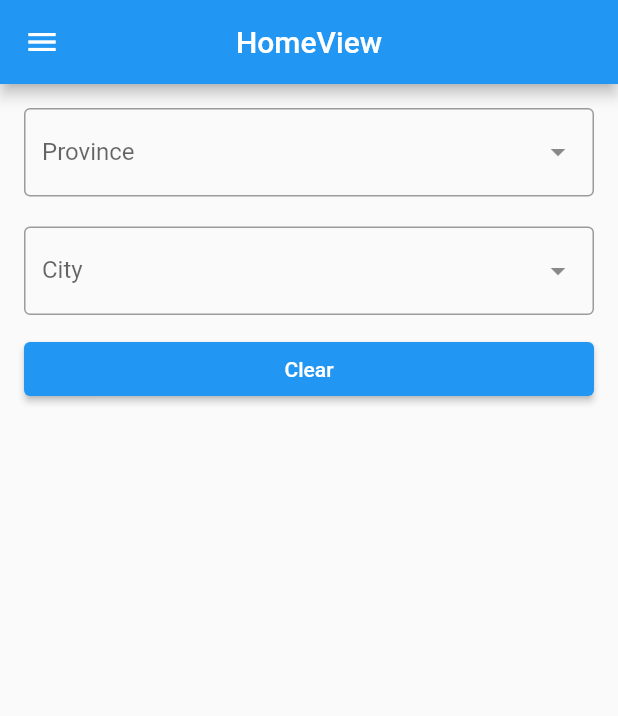
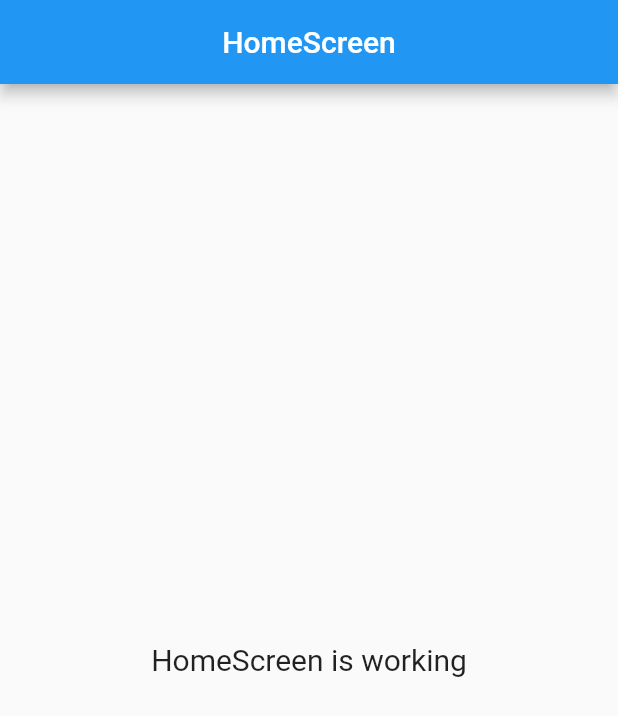
Before and after one commit to handika231/check-ongkir-app, a Flutter app: the screen it shows after launch, on a phone screen of 412 x 824 dp. Shown: the top 716 px of the screen. Run offline on Flutter 3.47's test engine with Material 2 defaults, Android fonts, the light colour scheme and no system bars; drawn by our look-alikes of dropdown_search; our stand-ins replace get.

Commit message:
change tutorial

```diff
--- a/lib/app/application.dart
+++ /dev/null
@@ -1,18 +0,0 @@
-import 'package:flutter/material.dart';
-import 'package:get/get.dart';
-
-import 'routes/app_pages.dart';
-
-class Application extends StatelessWidget {
-  const Application({Key? key}) : super(key: key);
-
-  @override
-  Widget build(BuildContext context) {
-    return GetMaterialApp(
-      debugShowCheckedModeBanner: false,
-      title: "Check Shipping App",
-      initialRoute: AppPages.INITIAL,
-      getPages: AppPages.routes,
-    );
-  }
-}
--- a/lib/app/data/model/province/province.dart
+++ /dev/null
@@ -1,16 +0,0 @@
-import 'package:freezed_annotation/freezed_annotation.dart';
-
-import 'rajaongkir.dart';
-
-part 'province.freezed.dart';
-part 'province.g.dart';
-
-@freezed
-class Province with _$Province {
-  factory Province({
-    Rajaongkir? rajaongkir,
-  }) = _Province;
-
-  factory Province.fromJson(Map<String, dynamic> json) =>
-      _$ProvinceFromJson(json);
-}
--- a/lib/app/data/model/province/rajaongkir.dart
+++ /dev/null
@@ -1,19 +0,0 @@
-import 'package:freezed_annotation/freezed_annotation.dart';
-
-import 'result.dart';
-import 'status.dart';
-
-part 'rajaongkir.freezed.dart';
-part 'rajaongkir.g.dart';
-
-@freezed
-class Rajaongkir with _$Rajaongkir {
-  factory Rajaongkir({
-    List<dynamic>? query,
-    Status? status,
-    List<Result>? results,
-  }) = _Rajaongkir;
-
-  factory Rajaongkir.fromJson(Map<String, dynamic> json) =>
-      _$RajaongkirFromJson(json);
-}
--- a/lib/app/data/model/province/result.dart
+++ /dev/null
@@ -1,14 +0,0 @@
-import 'package:freezed_annotation/freezed_annotation.dart';
-
-part 'result.freezed.dart';
-part 'result.g.dart';
-
-@freezed
-class Result with _$Result {
-  factory Result({
-    @JsonKey(name: 'province_id') String? provinceId,
-    String? province,
-  }) = _Result;
-
-  factory Result.fromJson(Map<String, dynamic> json) => _$ResultFromJson(json);
-}
--- a/lib/app/modules/home/city_model.dart
+++ /dev/null
@@ -1,40 +0,0 @@
-class City {
-  String? cityId;
-  String? provinceId;
-  String? province;
-  String? type;
-  String? cityName;
-  String? postalCode;
-
-  City(
-      {this.cityId,
-      this.provinceId,
-      this.province,
-      this.type,
-      this.cityName,
-      this.postalCode});
-
-  City.fromJson(Map<String, dynamic> json) {
-    cityId = json['city_id'];
-    provinceId = json['province_id'];
-    province = json['province'];
-    type = json['type'];
-    cityName = json['city_name'];
-    postalCode = json['postal_code'];
-  }
-
-  Map<String, dynamic> toJson() {
-    final data = <String, dynamic>{};
-    data['city_id'] = cityId;
-    data['province_id'] = provinceId;
-    data['province'] = province;
-    data['type'] = type;
-    data['city_name'] = cityName;
-    data['postal_code'] = postalCode;
-    return data;
-  }
-
-  static List<City> fromJsonList(List list) {
-    return list.map((item) => City.fromJson(item)).toList();
-  }
-}
--- a/lib/app/modules/home/views/home_view.dart
+++ /dev/null
@@ -1,112 +0,0 @@
-import 'dart:convert';
-
-import 'package:check_ongkir_app/app/data/model/province/result.dart';
-import 'package:check_ongkir_app/app/modules/home/city_model.dart';
-import 'package:dropdown_search/dropdown_search.dart';
-import 'package:flutter/material.dart';
-import 'package:http/http.dart' as http;
-
-import '../../../data/model/province/province.dart';
-
-class HomeView extends StatefulWidget {
-  const HomeView({Key? key}) : super(key: key);
-
-  @override
-  State<HomeView> createState() => _HomeViewState();
-}
-
-class _HomeViewState extends State<HomeView> {
-  String provinceID = "0";
-
-  @override
-  Widget build(BuildContext context) {
-    return Scaffold(
-      drawer: const Drawer(),
-      appBar: AppBar(
-        title: const Text('HomeView'),
-        centerTitle: true,
-      ),
-      body: ListView(
-        padding: const EdgeInsets.all(16),
-        children: [
-          DropdownSearch<Result>(
-            clearButtonProps: const ClearButtonProps(
-              icon: Icon(Icons.close),
-              isVisible: true,
-            ),
-            itemAsString: (item) => item.province!,
-            onChanged: (value) {
-              provinceID = value!.provinceId!;
-              setState(() {});
-            },
-            asyncItems: (String filter) async {
-              try {
-                Uri url =
-                    Uri.parse('https://api.rajaongkir.com/starter/province');
-                final response = await http.get(url,
-                    headers: {'key': 'f6187096e58f0095cd18d84e5435b4e7'});
-                final result = json.decode(response.body);
-                final province = Province.fromJson(result);
-                return province.rajaongkir!.results!;
-              } catch (e) {
-                throw Exception(e);
-              }
-            },
-            dropdownDecoratorProps: const DropDownDecoratorProps(
-              dropdownSearchDecoration: InputDecoration(
-                labelText: 'Province',
-                border: OutlineInputBorder(),
-              ),
-            ),
-          ),
-          const SizedBox(
-            height: 20,
-          ),
-          DropdownSearch<City>(
-            clearButtonProps: const ClearButtonProps(
-              icon: Icon(Icons.clear),
-              isVisible: true,
-            ),
-            itemAsString: (item) => ' ${item.type} - ${item.cityName}',
-            onChanged: (value) {},
-            asyncItems: (String filter) async {
-              try {
-                Uri url = Uri.parse(
-                    'https://api.rajaongkir.com/starter/city?province=$provinceID');
-                final response = await http.get(url,
-                    headers: {'key': 'f6187096e58f0095cd18d84e5435b4e7'});
-                List data = json.decode(response.body)['rajaongkir']['results'];
-                final result = data.map((e) => City.fromJson(e)).toList();
-
-                return result;
-              } catch (e) {
-                throw Exception(e);
-              }
-            },
-            dropdownDecoratorProps: const DropDownDecoratorProps(
-              dropdownSearchDecoration: InputDecoration(
-                labelText: 'City',
-                border: OutlineInputBorder(),
-              ),
-            ),
-          ),
-          const SizedBox(
-            height: 12,
-          ),
-          ElevatedButton(
-            child: const Text('Clear'),
-            onPressed: () {
-              provinceID = "0";
-              ScaffoldMessenger.of(context).showSnackBar(
-                const SnackBar(
-                  content: Text('Clear'),
-                ),
-              );
-              setState(() {});
-            },
-          )
-        ],
-      ),
-    );
-  }
-}
--- a/lib/app/routes/app_pages.dart
+++ /dev/null
@@ -1,20 +0,0 @@
-import 'package:get/get.dart';
-
-import '../modules/home/bindings/home_binding.dart';
-import '../modules/home/views/home_view.dart';
-
-part 'app_routes.dart';
-
-class AppPages {
-  AppPages._();
-
-  static const INITIAL = Routes.HOME;
-
-  static final routes = [
-    GetPage(
-      name: _Paths.HOME,
-      page: () => HomeView(),
-      binding: HomeBinding(),
-    ),
-  ];
-}
--- a/lib/app/routes/app_routes.dart
+++ /dev/null
@@ -1,12 +0,0 @@
-part of 'app_pages.dart';
-// DO NOT EDIT. This is code generated via package:get_cli/get_cli.dart
-
-abstract class Routes {
-  Routes._();
-  static const HOME = _Paths.HOME;
-}
-
-abstract class _Paths {
-  _Paths._();
-  static const HOME = '/home';
-}
--- /dev/null
+++ b/lib/infrastructure/navigation/bindings/controllers/controllers_bindings.dart
@@ -0,0 +1 @@
+export 'package:check_ongkir_app/infrastructure/navigation/bindings/controllers/home.controller.binding.dart';
--- a/lib/app/modules/home/bindings/home_binding.dart
+++ b/lib/infrastructure/navigation/bindings/controllers/home.controller.binding.dart
@@ -1,8 +1,8 @@
 import 'package:get/get.dart';
 
-import '../controllers/home_controller.dart';
+import '../../../../presentation/home/controllers/home.controller.dart';
 
-class HomeBinding extends Bindings {
+class HomeControllerBinding extends Bindings {
   @override
   void dependencies() {
     Get.lazyPut<HomeController>(
--- /dev/null
+++ b/lib/infrastructure/navigation/navigation.dart
@@ -0,0 +1,35 @@
+import 'package:flutter/material.dart';
+
+import 'package:get/get.dart';
+
+import '../../config.dart';
+import '../../presentation/screens.dart';
+import 'bindings/controllers/controllers_bindings.dart';
+import 'routes.dart';
+
+class EnvironmentsBadge extends StatelessWidget {
+  final Widget child;
+  EnvironmentsBadge({required this.child});
+  @override
+  Widget build(BuildContext context) {
+    var env = ConfigEnvironments.getEnvironments()['env'];
+    return env != Environments.PRODUCTION
+        ? Banner(
+            location: BannerLocation.topStart,
+            message: env!,
+            color: env == Environments.QAS ? Colors.blue : Colors.purple,
+            child: child,
+          )
+        : SizedBox(child: child);
+  }
+}
+
+class Nav {
+  static List<GetPage> routes = [
+    GetPage(
+      name: Routes.HOME,
+      page: () => const HomeScreen(),
+      binding: HomeControllerBinding(),
+    ),
+  ];
+}
--- /dev/null
+++ b/lib/infrastructure/navigation/routes.dart
@@ -0,0 +1,8 @@
+class Routes {
+  static Future<String> get initialRoute async {
+    // TODO: implement method
+    return HOME;
+  }
+
+  static const HOME = '/home';
+}
--- a/lib/main.dart
+++ b/lib/main.dart
@@ -1,6 +1,24 @@
-import 'package:check_ongkir_app/app/application.dart';
 import 'package:flutter/material.dart';
 
-void main() {
-  runApp(const Application());
+import 'package:get/get.dart';
+
+import 'infrastructure/navigation/navigation.dart';
+import 'infrastructure/navigation/routes.dart';
+
+void main() async {
+  var initialRoute = await Routes.initialRoute;
+  runApp(Main(initialRoute));
 }
+
+class Main extends StatelessWidget {
+  final String initialRoute;
+  Main(this.initialRoute);
+
+  @override
+  Widget build(BuildContext context) {
+    return GetMaterialApp(
+      initialRoute: initialRoute,
+      getPages: Nav.routes,
+    );
+  }
+}
--- /dev/null
+++ b/lib/presentation/home/home.screen.dart
@@ -0,0 +1,23 @@
+import 'package:flutter/material.dart';
+import 'package:get/get.dart';
+
+import 'controllers/home.controller.dart';
+
+class HomeScreen extends GetView<HomeController> {
+  const HomeScreen({Key? key}) : super(key: key);
+  @override
+  Widget build(BuildContext context) {
+    return Scaffold(
+      appBar: AppBar(
+        title: const Text('HomeScreen'),
+        centerTitle: true,
+      ),
+      body: const Center(
+        child: Text(
+          'HomeScreen is working',
+          style: TextStyle(fontSize: 20),
+        ),
+      ),
+    );
+  }
+}
--- /dev/null
+++ b/lib/presentation/screens.dart
@@ -0,0 +1 @@
+export 'package:check_ongkir_app/presentation/home/home.screen.dart';
```
Also changed, not shown: lib/app/data/model/province/status.dart (deleted, +0 -14 lines), lib/config.dart (added, +34 -0 lines), pubspec.yaml (+5 -5 lines), lib/app/data/model/province/province.freezed.dart (deleted), lib/app/data/model/province/province.g.dart (deleted), lib/app/data/model/province/rajaongkir.freezed.dart (deleted), lib/app/data/model/province/rajaongkir.g.dart (deleted), lib/app/data/model/province/result.freezed.dart (deleted), lib/app/data/model/province/result.g.dart (deleted), lib/app/data/model/province/status.freezed.dart (deleted), lib/app/data/model/province/status.g.dart (deleted), lib/presentation/home/controllers/home.controller.dart (renamed from lib/app/modules/home/controllers/home_controller.dart).
